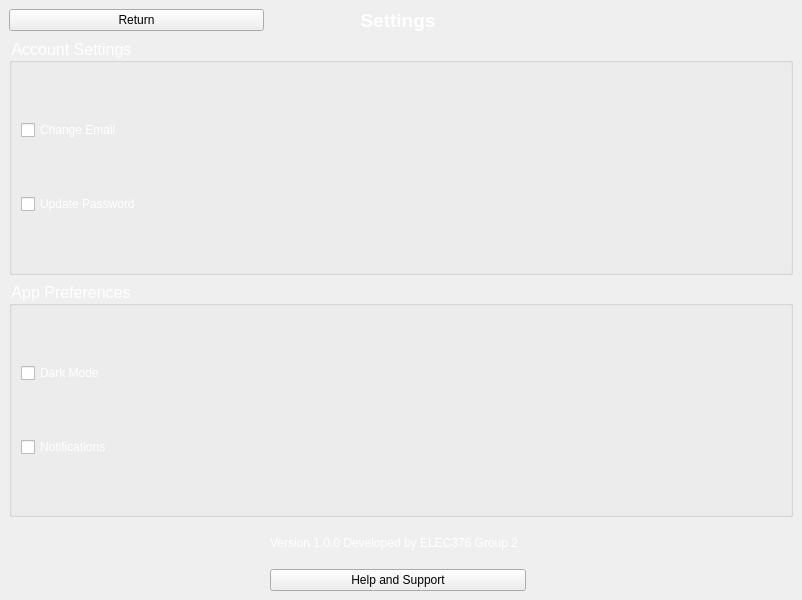
First picture: the form in widget.ui, repository ConnorGorman7/StockLab, before the edit.
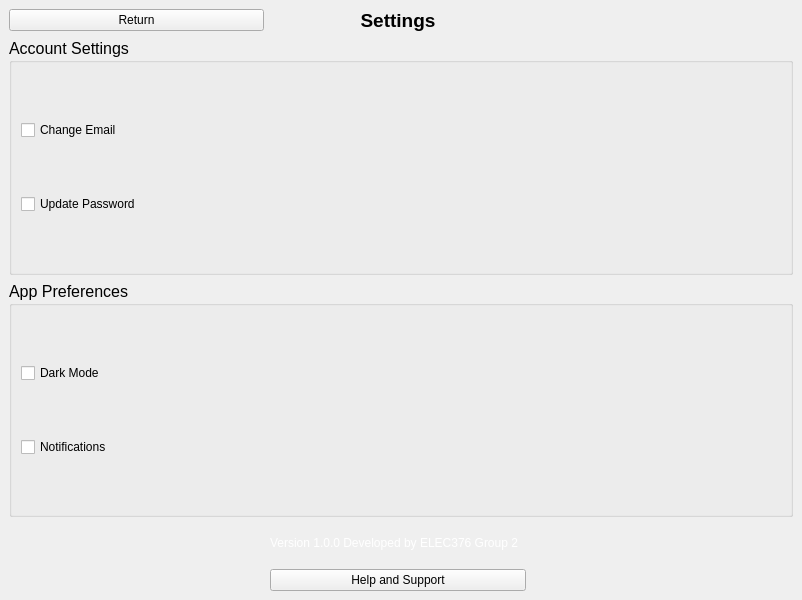
Second picture: the form after the edit.

What changed in the file:
```diff
--- a/widget.ui
+++ b/widget.ui
@@ -462,8 +462,7 @@
           </font>
          </property>
          <property name="styleSheet">
-          <string notr="true">color: white; /* Set the text color to white */
-</string>
+          <string notr="true"/>
          </property>
          <property name="title">
           <string>App Preferences</string>
@@ -477,8 +476,7 @@
              </font>
             </property>
             <property name="styleSheet">
-             <string notr="true">color: white; /* Set the text color to white */
-</string>
+             <string notr="true"/>
             </property>
             <property name="text">
              <string>Dark Mode</string>
@@ -493,8 +491,7 @@
              </font>
             </property>
             <property name="styleSheet">
-             <string notr="true">color: white; /* Set the text color to white */
-</string>
+             <string notr="true"/>
             </property>
             <property name="text">
              <string>Notifications</string>
@@ -512,8 +509,7 @@
           </font>
          </property>
          <property name="styleSheet">
-          <string notr="true">color: white; /* Set the text color to white */
-</string>
+          <string notr="true"/>
          </property>
          <property name="title">
           <string>Account Settings</string>
@@ -527,8 +523,7 @@
              </font>
             </property>
             <property name="styleSheet">
-             <string notr="true">color: white; /* Set the text color to white */
-</string>
+             <string notr="true"/>
             </property>
             <property name="text">
              <string>Change Email</string>
@@ -543,8 +538,7 @@
              </font>
             </property>
             <property name="styleSheet">
-             <string notr="true">color: white; /* Set the text color to white */
-</string>
+             <string notr="true"/>
             </property>
             <property name="text">
              <string>Update Password</string>
@@ -602,8 +596,7 @@
           <enum>Qt::LayoutDirection::LeftToRight</enum>
          </property>
          <property name="styleSheet">
-          <string notr="true">color: white; /* Set the text color to white */
-</string>
+          <string notr="true"/>
          </property>
          <property name="text">
           <string>Settings</string>
```
